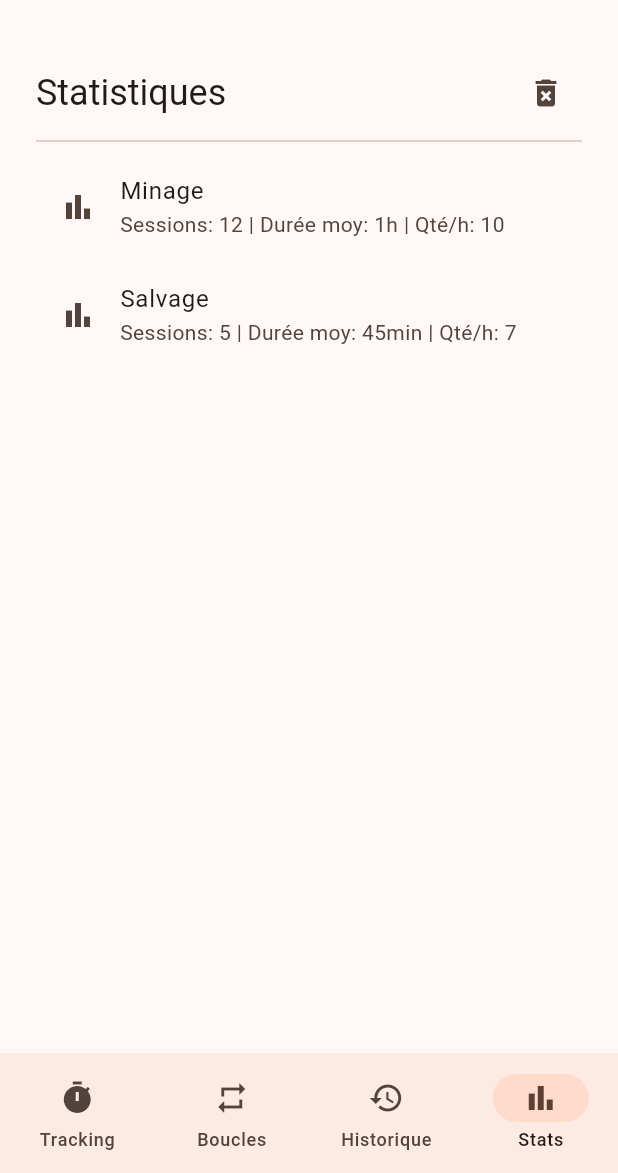
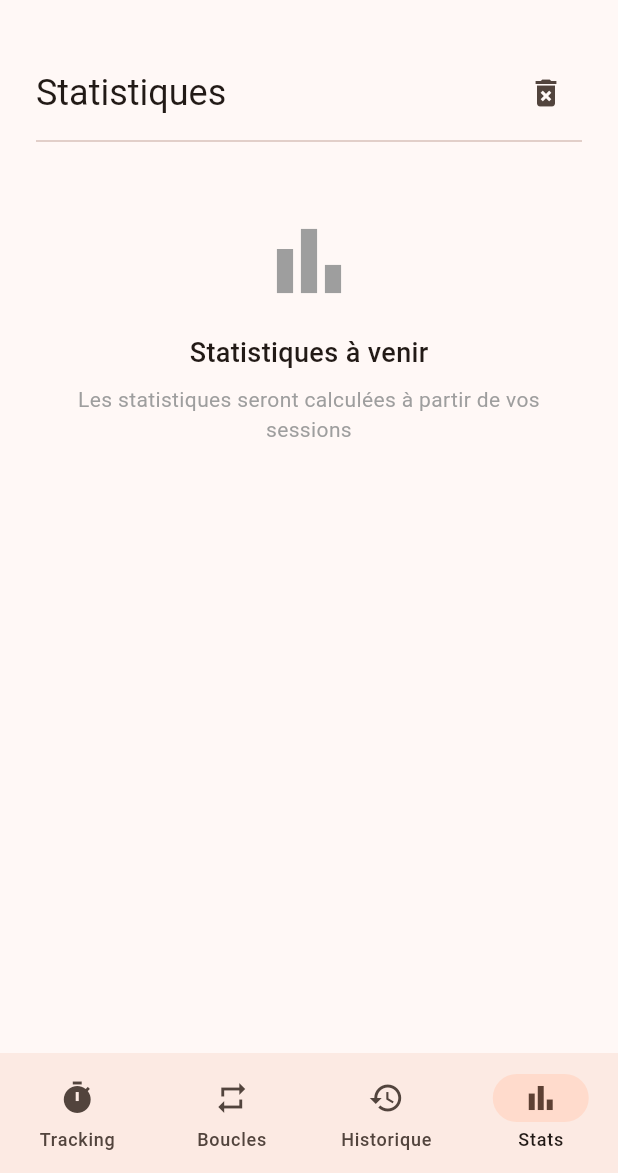
Before and after one commit to sedounet/dotlyn-apps, a Flutter app: the screen it shows after launch, item 4 of the bottom bar chosen, on a phone screen of 412 x 824 dp, the part 63-1236 px from its top. Run offline on Flutter 3.47's test engine with Material 3 defaults, Android fonts, the phone set to English and light mode, and no system bars; our stand-ins replace sqflite_common_ffi; accounts and stored records are empty; Roboto replaces fonts that are missing (Manrope); project files that could hold a hidden picture were left out.

Commit message:
[sc_loop_analyzer] fix: remove hardcoded stats, show placeholder

```diff
--- a/apps/sc_loop_analyzer/lib/main.dart
+++ b/apps/sc_loop_analyzer/lib/main.dart
@@ -583,15 +583,24 @@ class StatsScreen extends StatelessWidget {
             ],
           ),
           const Divider(),
-          const ListTile(
-            leading: Icon(Icons.bar_chart),
-            title: Text('Minage'),
-            subtitle: Text('Sessions: 12 | Durée moy: 1h | Qté/h: 10'),
-          ),
-          const ListTile(
-            leading: Icon(Icons.bar_chart),
-            title: Text('Salvage'),
-            subtitle: Text('Sessions: 5 | Durée moy: 45min | Qté/h: 7'),
+          const SizedBox(height: 40),
+          const Center(
+            child: Column(
+              children: [
+                Icon(Icons.bar_chart, size: 64, color: Colors.grey),
+                SizedBox(height: 16),
+                Text(
+                  'Statistiques à venir',
+                  style: TextStyle(fontSize: 18, fontWeight: FontWeight.w500),
+                ),
+                SizedBox(height: 8),
+                Text(
+                  'Les statistiques seront calculées à partir de vos sessions',
+                  style: TextStyle(color: Colors.grey),
+                  textAlign: TextAlign.center,
+                ),
+              ],
+            ),
           ),
         ],
       ),
```
Also changed, not shown: SC_Loop_Analyzer_Portable/flutter_assets/AssetManifest.json (renamed from SC_Loop_Analyzer_Portable/data/flutter_assets/AssetManifest.json), SC_Loop_Analyzer_Portable/flutter_assets/FontManifest.json (renamed from SC_Loop_Analyzer_Portable/data/flutter_assets/FontManifest.json), SC_Loop_Analyzer_Portable/flutter_assets/NativeAssetsManifest.json (renamed from SC_Loop_Analyzer_Portable/data/flutter_assets/NativeAssetsManifest.json), 11 other files.
